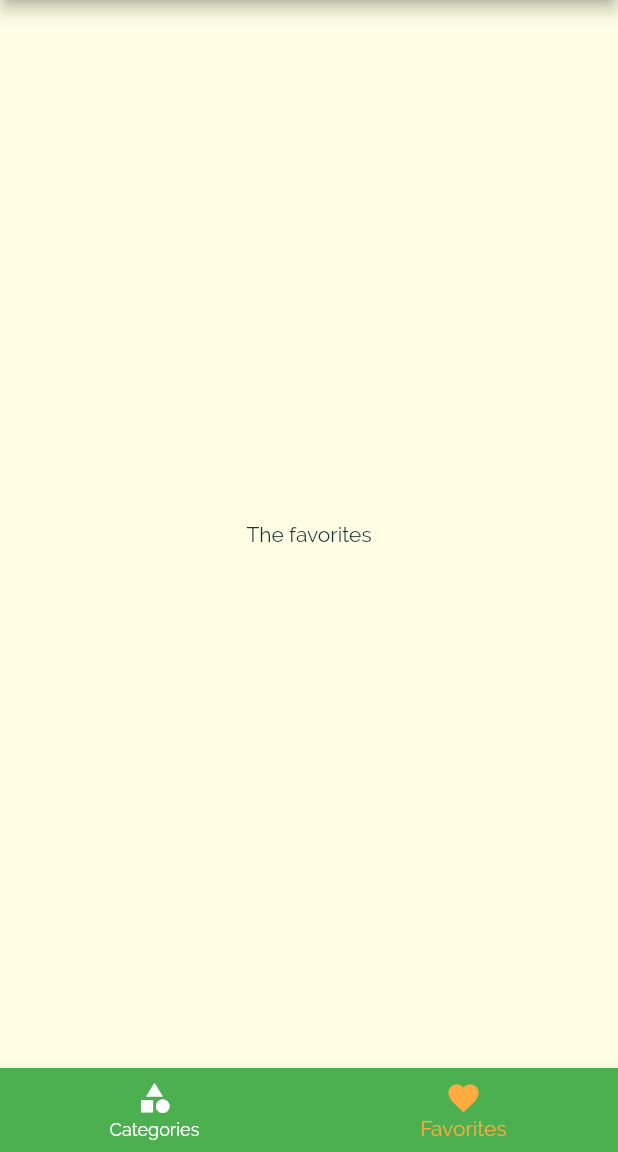
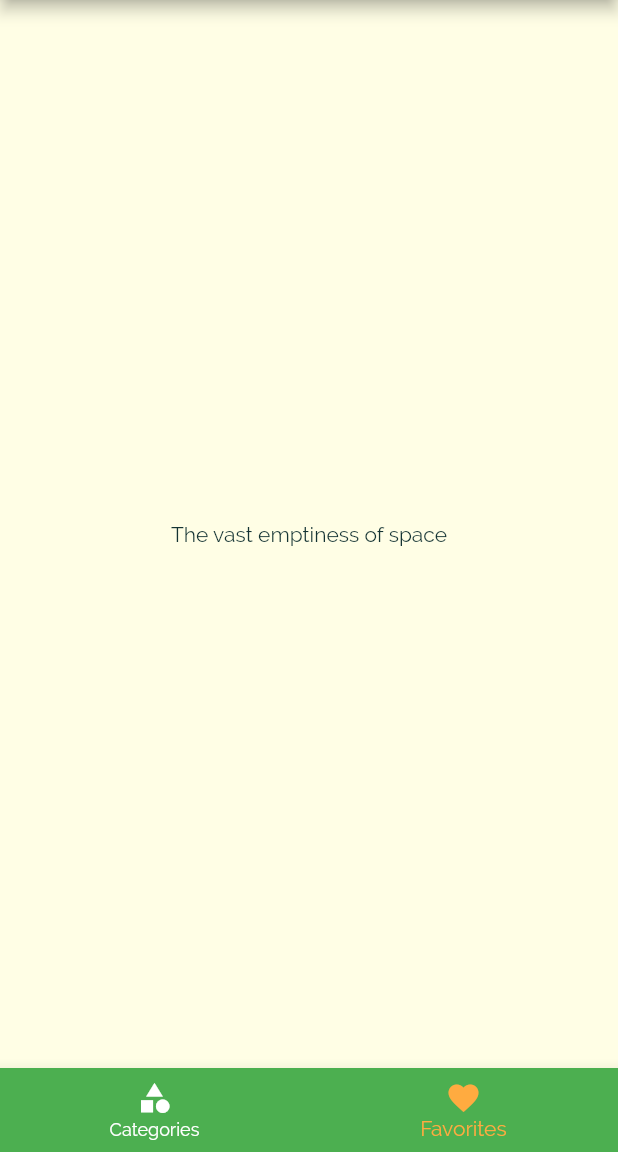
Before and after one commit to keeponjammin/flutter_complete_guide, a Flutter app: the screen it shows after launch, item 2 of the bottom bar chosen, on a phone screen of 412 x 824 dp, the part 84-1236 px from its top. Run offline on Flutter 3.47's test engine with Material 2 defaults, Android fonts, the phone set to English and light mode, and no system bars.

Commit message:
added functional favorites

```diff
--- a/flutter_section_07_meals_app/lib/main.dart
+++ b/flutter_section_07_meals_app/lib/main.dart
@@ -25,6 +25,7 @@ class _MyAppState extends State<MyApp> {
   };
 
   List<Meal> _availableMeals = DUMMY_MEALS;
+  List<Meal> _favoriteMeals = [];
 
   void _setFilters(Map<String, bool> filterData) {
     setState(() {
@@ -46,6 +47,28 @@ class _MyAppState extends State<MyApp> {
         return true;
       }).toList();
     });
+  }
+
+  void _toggleFavorite(String mealId) {
+    final existingIndex =
+        _favoriteMeals.indexWhere((meal) => meal.id == mealId);
+    if (existingIndex >= 0) {
+      setState(() {
+        _favoriteMeals.removeAt(existingIndex);
+      });
+    } else {
+      setState(() {
+        _favoriteMeals.add(
+          DUMMY_MEALS.firstWhere((meal) => meal.id == mealId),
+        );
+      });
+    }
+  }
+
+  bool _isMealFavorite(String id) {
+    return _favoriteMeals.any(
+      (meal) => meal.id == id,
+    );
   }
 
   @override
@@ -72,10 +95,11 @@ class _MyAppState extends State<MyApp> {
             ),
       ),
       routes: {
-        '/': (ctx) => TabsScreen(),
+        '/': (ctx) => TabsScreen(_favoriteMeals),
         CategoryMealsScreen.routeName: (ctx) =>
             CategoryMealsScreen(_availableMeals),
-        MealDetailScreen.routeName: (ctx) => MealDetailScreen(),
+        MealDetailScreen.routeName: (ctx) =>
+            MealDetailScreen(_toggleFavorite, _isMealFavorite),
         FilterScreen.routeName: (ctx) => FilterScreen(_setFilters, _filters)
       },
       onUnknownRoute: (settings) {
--- a/flutter_section_07_meals_app/lib/screens/favorites_screen.dart
+++ b/flutter_section_07_meals_app/lib/screens/favorites_screen.dart
@@ -1,10 +1,32 @@
 import 'package:flutter/material.dart';
+import '../models/meal.dart';
+import '../widgets/meal_item.dart';
 
 class FavoritesScreen extends StatelessWidget {
+  final List<Meal> favoriteMeals;
+
+  FavoritesScreen(this.favoriteMeals);
+
   @override
   Widget build(BuildContext context) {
-    return Center(
-      child: Text('The favorites'),
-    );
+    if (favoriteMeals.isEmpty) {
+      return Center(
+        child: Text('The vast emptiness of space'),
+      );
+    } else {
+      return ListView.builder(
+        itemBuilder: (ctx, index) {
+          return MealItem(
+            id: favoriteMeals[index].id,
+            title: favoriteMeals[index].title,
+            imageUrl: favoriteMeals[index].imageUrl,
+            duration: favoriteMeals[index].duration,
+            affordability: favoriteMeals[index].affordability,
+            complexity: favoriteMeals[index].complexity,
+          );
+        },
+        itemCount: favoriteMeals.length,
+      );
+    }
   }
 }
--- a/flutter_section_07_meals_app/lib/screens/tabs_screen.dart
+++ b/flutter_section_07_meals_app/lib/screens/tabs_screen.dart
@@ -4,18 +4,32 @@ import '../widgets/main_drawer.dart';
 import './categories_screen.dart';
 import './favorites_screen.dart';
 
+import '../models/meal.dart';
+
 class TabsScreen extends StatefulWidget {
+  final List<Meal> favoriteMeals;
+
+  TabsScreen(this.favoriteMeals);
   @override
   _TabsScreenState createState() => _TabsScreenState();
 }
 
 class _TabsScreenState extends State<TabsScreen> {
-  final List<Map<String, Object>> _pages = [
-    {'page': CategoriesScreen(), 'title': 'Categories'},
-    {'page': FavoritesScreen(), 'title': 'Your Favorites'},
-  ];
+  int _selectedPageIndex = 0;
+  List<Map<String, Object>> _pages;
 
-  int _selectedPageIndex = 0;
+  @override
+  void initState() {
+    _pages = [
+      {'page': CategoriesScreen(), 'title': 'Categories'},
+      {
+        'page': FavoritesScreen(widget.favoriteMeals),
+        'title': 'Your Favorites'
+      },
+    ];
+    super.initState();
+  }
+
   void _selectPage(int index) {
     setState(() {
       _selectedPageIndex = index;
--- a/flutter_section_07_meals_app/lib/widgets/meal_item.dart
+++ b/flutter_section_07_meals_app/lib/widgets/meal_item.dart
@@ -11,7 +11,6 @@ class MealItem extends StatelessWidget {
   final int duration;
   final Complexity complexity;
   final Affordability affordability;
-  final Function removeItem;
 
   MealItem({
     @required this.id,
@@ -20,7 +19,6 @@ class MealItem extends StatelessWidget {
     @required this.duration,
     @required this.complexity,
     @required this.affordability,
-    @required this.removeItem,
   });
 
   String get complexityText {
@@ -65,7 +63,7 @@ class MealItem extends StatelessWidget {
     )
         .then((result) {
       if (result != null) {
-        removeItem(result);
+        //removeItem(result);
       }
       print(result);
     });
```
Also changed, not shown: flutter_section_07_meals_app/lib/screens/category_meals_screen.dart (+0 -7 lines), flutter_section_07_meals_app/lib/screens/meal_detail_screen.dart (+8 -4 lines).
